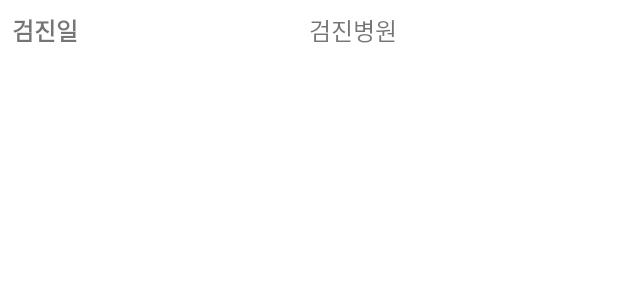
After one commit to ildangazo-health/please2, an Android app: the layout checkup_list_item.xml on its own in the app's theme, with its tools: preview values and no code run, on a phone screen of 412 x 824 dp. The commit adds this screen. Shown: the top 300 px of the screen. Run offline under Robolectric (Android 15) with nearby library versions, the phone set to English and light mode, and no system bars.

Commit message:
checkup_list 관련 추가

```diff
--- /dev/null
+++ b/app/src/main/java/com/cookandroid/helloandroid/CheckupListActivity.java
@@ -0,0 +1,4 @@
+package com.cookandroid.helloandroid;
+
+public class CheckupListActivity {
+}
--- /dev/null
+++ b/app/src/main/res/layout/checkup_list_item.xml
@@ -0,0 +1,34 @@
+<?xml version="1.0" encoding="utf-8"?>
+<androidx.constraintlayout.widget.ConstraintLayout xmlns:android="http://schemas.android.com/apk/res/android"
+    xmlns:app="http://schemas.android.com/apk/res-auto"
+    xmlns:tools="http://schemas.android.com/tools"
+    android:layout_width="match_parent"
+    android:layout_height="wrap_content"
+    android:padding="8dp">
+
+    <TextView
+        android:id="@+id/textViewDate"
+        android:layout_width="0dp"
+        android:layout_height="wrap_content"
+        android:text="검진일"
+        android:textSize="16sp"
+        android:textStyle="bold"
+        app:layout_constraintEnd_toStartOf="@+id/textViewHospital"
+        app:layout_constraintStart_toStartOf="parent"
+        app:layout_constraintTop_toTopOf="parent"
+        app:layout_constraintBottom_toBottomOf="parent"
+        app:layout_constraintHorizontal_bias="0" />
+
+    <TextView
+        android:id="@+id/textViewHospital"
+        android:layout_width="0dp"
+        android:layout_height="wrap_content"
+        android:text="검진병원"
+        android:textSize="16sp"
+        app:layout_constraintEnd_toEndOf="parent"
+        app:layout_constraintStart_toEndOf="@+id/textViewDate"
+        app:layout_constraintTop_toTopOf="parent"
+        app:layout_constraintBottom_toBottomOf="parent"
+        app:layout_constraintHorizontal_bias="1" />
+
+</androidx.constraintlayout.widget.ConstraintLayout>
```
Also changed, not shown: app/src/main/res/layout/checkup_list.xml (+14 -1 lines).
